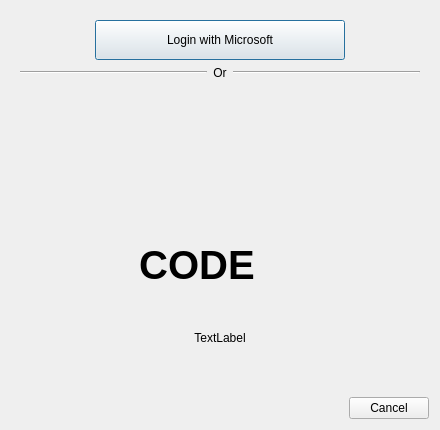
This is launcher/ui/dialogs/MSALoginDialog.ui in FreesmTeam/FreesmLauncher as Qt 5 draws it before an edit. The edited form follows.
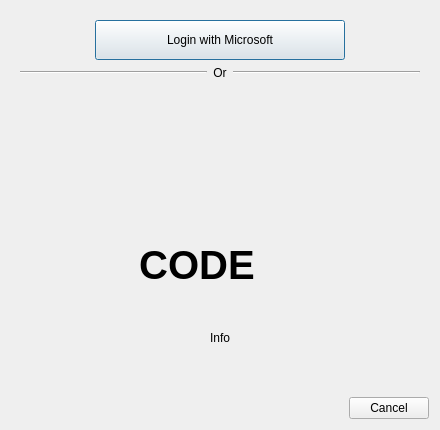
This is the edited form. Icons and pictures are not drawn.

Commit message: made login link to open browser

What changed in the file:
```diff
--- a/launcher/ui/dialogs/MSALoginDialog.ui
+++ b/launcher/ui/dialogs/MSALoginDialog.ui
@@ -316,7 +316,7 @@
        <item>
         <widget class="QLabel" name="qrMessage">
          <property name="text">
-          <string>TextLabel</string>
+          <string>Info</string>
          </property>
          <property name="alignment">
           <set>Qt::AlignCenter</set>
```
Left out of the diff: 3 changed lines with no effect on the pictures.
